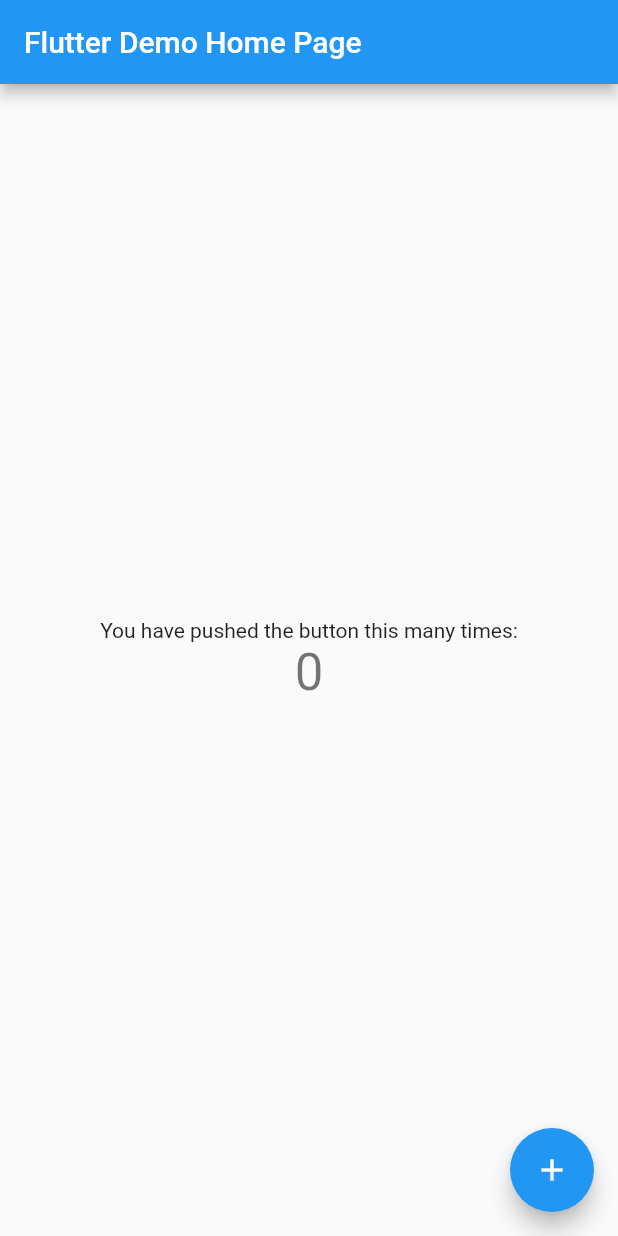
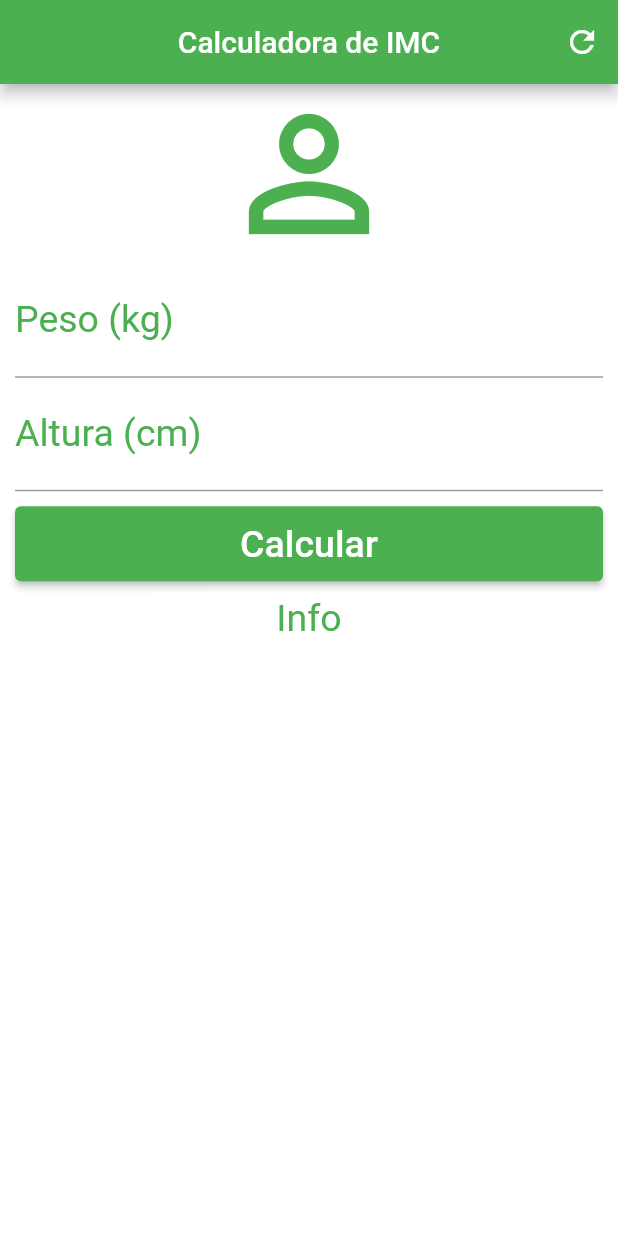
Before and after one commit to Ryan-lima13/calculadora_imc, a Flutter app: the screen it shows after launch, on a phone screen of 412 x 824 dp. Run offline on Flutter 3.47's test engine with Material 2 defaults, Android fonts, the phone set to English and light mode, and no system bars.

Commit message:
craindo tela principal

```diff
--- a/lib/main.dart
+++ b/lib/main.dart
@@ -1,115 +1,99 @@
 import 'package:flutter/material.dart';
+void main(){
+  runApp(const MaterialApp(
+    home: Home() ,
 
-void main() {
-  runApp(const MyApp());
+  ));
+
+}
+class Home extends StatefulWidget {
+  const Home({Key? key}) : super(key: key);
+
+  @override
+  State<Home> createState() => _HomeState();
 }
 
-class MyApp extends StatelessWidget {
-  const MyApp({Key? key}) : super(key: key);
-
-  // This widget is the root of your application.
+class _HomeState extends State<Home> {
   @override
   Widget build(BuildContext context) {
-    return MaterialApp(
-      title: 'Flutter Demo',
-      theme: ThemeData(
-        // This is the theme of your application.
-        //
-        // Try running your application with "flutter run". You'll see the
-        // application has a blue toolbar. Then, without quitting the app, try
-        // changing the primarySwatch below to Colors.green and then invoke
-        // "hot reload" (press "r" in the console where you ran "flutter run",
-        // or simply save your changes to "hot reload" in a Flutter IDE).
-        // Notice that the counter didn't reset back to zero; the application
-        // is not restarted.
-        primarySwatch: Colors.blue,
+    return Scaffold(
+      appBar: AppBar(
+        title: const Text('Calculadora de IMC'),
+        centerTitle: true,
+        backgroundColor: Colors.green,
+        actions: [
+          IconButton(
+              onPressed: (){},
+              icon: Icon(Icons.refresh),
+          )
+        ],
+
       ),
-      home: const MyHomePage(title: 'Flutter Demo Home Page'),
+      backgroundColor: Colors.white,
+      body: SingleChildScrollView(
+        padding: EdgeInsets.fromLTRB(10, 0, 10, 0),
+        child: Column(
+          crossAxisAlignment: CrossAxisAlignment.stretch,
+          children: [
+            Icon(Icons.person_outline, size: 120,color: Colors.green),
+            TextField(
+              keyboardType: TextInputType.number,
+              decoration: InputDecoration(
+                labelText: 'Peso (kg)',
+                labelStyle: TextStyle(
+                  color:Colors.green
+                )
+              ),
+              textAlign: TextAlign.center,
+              style: TextStyle(
+                color: Colors.green,
+                fontSize: 25.0
+              ),
+            ),
+            TextField(
+              keyboardType: TextInputType.number,
+              decoration: InputDecoration(
+                  labelText: 'Altura (cm)',
+                  labelStyle: TextStyle(
+                      color:Colors.green
+                  )
+              ),
+              textAlign: TextAlign.center,
+              style: TextStyle(
+                  color: Colors.green,
+                  fontSize: 25.0
+              ),
+            ),
+            Padding(
+              padding: EdgeInsets.only(top: 10, bottom: 10),
+              child: Container(
+                height: 50.0,
+                child: ElevatedButton(
+                  style: ElevatedButton.styleFrom(
+                    primary: Colors.green
+                  ),
+                    onPressed: (){},
+                    child: Text('Calcular',
+                      style: TextStyle(
+                        fontSize: 25.0,
+                        color:Colors.white
+                      ),
+                    )
+                ),
+              ),
+            ),
+            Text('Info',
+              textAlign: TextAlign.center,
+              style: TextStyle(
+                color:Colors.green,
+                fontSize: 25.0
+              ),
+
+            )
+
+          ],
+        ),
+      ),
     );
   }
 }
-
-class MyHomePage extends StatefulWidget {
-  const MyHomePage({Key? key, required this.title}) : super(key: key);
-
-  // This widget is the home page of your application. It is stateful, meaning
-  // that it has a State object (defined below) that contains fields that affect
-  // how it looks.
-
-  // This class is the configuration for the state. It holds the values (in this
-  // case the title) provided by the parent (in this case the App widget) and
-  // used by the build method of the State. Fields in a Widget subclass are
-  // always marked "final".
-
-  final String title;
-
-  @override
-  State<MyHomePage> createState() => _MyHomePageState();
-}
-
-class _MyHomePageState extends State<MyHomePage> {
-  int _counter = 0;
-
-  void _incrementCounter() {
-    setState(() {
-      // This call to setState tells the Flutter framework that something has
-      // changed in this State, which causes it to rerun the build method below
-      // so that the display can reflect the updated values. If we changed
-      // _counter without calling setState(), then the build method would not be
-      // called again, and so nothing would appear to happen.
-      _counter++;
-    });
-  }
-
-  @override
-  Widget build(BuildContext context) {
-    // This method is rerun every time setState is called, for instance as done
-    // by the _incrementCounter method above.
-    //
-    // The Flutter framework has been optimized to make rerunning build methods
-    // fast, so that you can just rebuild anything that needs updating rather
-    // than having to individually change instances of widgets.
-    return Scaffold(
-      appBar: AppBar(
-        // Here we take the value from the MyHomePage object that was created by
-        // the App.build method, and use it to set our appbar title.
-        title: Text(widget.title),
-      ),
-      body: Center(
-        // Center is a layout widget. It takes a single child and positions it
-        // in the middle of the parent.
-        child: Column(
-          // Column is also a layout widget. It takes a list of children and
-          // arranges them vertically. By default, it sizes itself to fit its
-          // children horizontally, and tries to be as tall as its parent.
-          //
-          // Invoke "debug painting" (press "p" in the console, choose the
-          // "Toggle Debug Paint" action from the Flutter Inspector in Android
-          // Studio, or the "Toggle Debug Paint" command in Visual Studio Code)
-          // to see the wireframe for each widget.
-          //
-          // Column has various properties to control how it sizes itself and
-          // how it positions its children. Here we use mainAxisAlignment to
-          // center the children vertically; the main axis here is the vertical
-          // axis because Columns are vertical (the cross axis would be
-          // horizontal).
-          mainAxisAlignment: MainAxisAlignment.center,
-          children: <Widget>[
-            const Text(
-              'You have pushed the button this many times:',
-            ),
-            Text(
-              '$_counter',
-              style: Theme.of(context).textTheme.headline4,
-            ),
-          ],
-        ),
-      ),
-      floatingActionButton: FloatingActionButton(
-        onPressed: _incrementCounter,
-        tooltip: 'Increment',
-        child: const Icon(Icons.add),
-      ), // This trailing comma makes auto-formatting nicer for build methods.
-    );
-  }
-}
```
Also changed, not shown: 1 other file.
